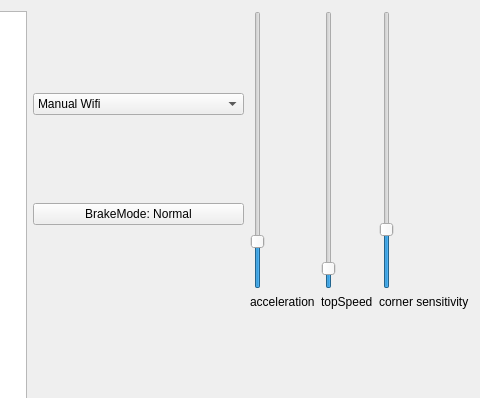
magnocube/minitron, file Remote_Control/robot_controller/mainwindow.ui: the form before one commit; both pictures show x 811 to 1291 and y 0 to 398 of the 1291 by 644 pixel window.
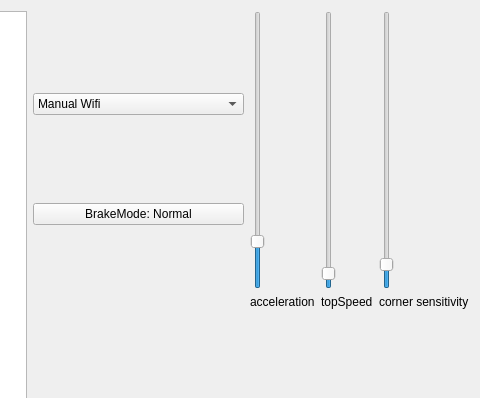
The form after the commit.

```diff
--- a/Remote_Control/robot_controller/mainwindow.ui
+++ b/Remote_Control/robot_controller/mainwindow.ui
@@ -102,7 +102,7 @@
                <number>10</number>
               </property>
               <property name="maximum">
-               <number>10000</number>
+               <number>30000</number>
               </property>
               <property name="value">
                <number>2000</number>
@@ -132,7 +132,7 @@
                <number>100</number>
               </property>
               <property name="maximum">
-               <number>60000</number>
+               <number>150000</number>
               </property>
               <property name="value">
                <number>3000</number>
```
